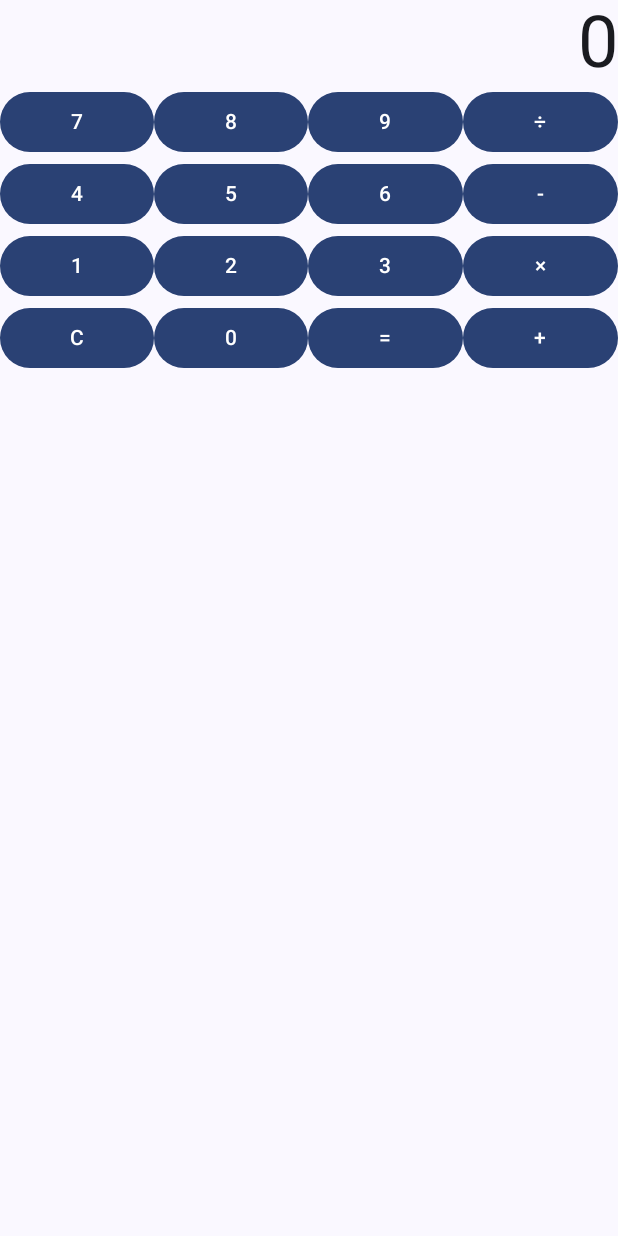
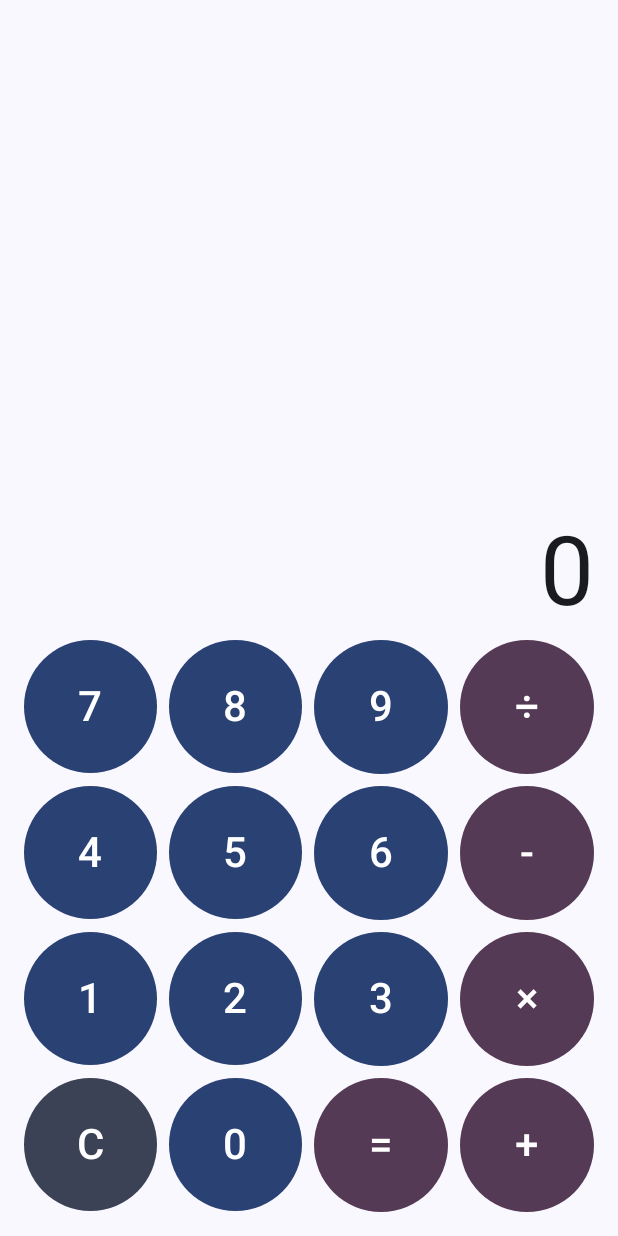
Before and after one commit to mariusz-przeczek/calculator, an Android app built with Jetpack Compose: the screen it shows after launch (MainActivity), on a phone screen of 412 x 824 dp. Run offline under Robolectric (Android 15) with nearby library versions, the phone set to English and light mode, and no system bars.

Commit message:
GUI adjustment: placement, padding, size and colours

```diff
--- a/app/src/main/java/io/github/mariuszprzeczek/calculator/CalculatorScreen.kt
+++ b/app/src/main/java/io/github/mariuszprzeczek/calculator/CalculatorScreen.kt
@@ -1,15 +1,23 @@
 package io.github.mariuszprzeczek.calculator
 
+import androidx.compose.foundation.layout.Arrangement
 import androidx.compose.foundation.layout.Column
 import androidx.compose.foundation.layout.Row
+import androidx.compose.foundation.layout.aspectRatio
+import androidx.compose.foundation.layout.fillMaxSize
 import androidx.compose.foundation.layout.fillMaxWidth
+import androidx.compose.foundation.layout.padding
 import androidx.compose.material3.Button
+import androidx.compose.material3.ButtonDefaults
+import androidx.compose.material3.MaterialTheme
 import androidx.compose.material3.Text
 import androidx.compose.runtime.Composable
 import androidx.compose.ui.Alignment
 import androidx.compose.ui.Modifier
+import androidx.compose.ui.graphics.Color
 import androidx.compose.ui.text.style.TextAlign
 import androidx.compose.ui.tooling.preview.Preview
+import androidx.compose.ui.unit.dp
 import androidx.compose.ui.unit.sp
 import androidx.lifecycle.viewmodel.compose.viewModel
 import io.github.mariuszprzeczek.calculator.ui.theme.CalculatorTheme
@@ -23,36 +31,105 @@ fun CalculatorDisplay(
     onClear: () -> Unit,
     modifier: Modifier = Modifier
 ) {
-    Column(modifier = modifier, horizontalAlignment = Alignment.CenterHorizontally) {
+    Column(
+        modifier = modifier
+            .fillMaxSize()
+            .padding(16.dp),
+        horizontalAlignment = Alignment.CenterHorizontally,
+        verticalArrangement = Arrangement.spacedBy(8.dp, Alignment.Bottom)
+    ) {
         Text(
-            fontSize = 48.sp,
+            fontSize = 64.sp,
             textAlign = TextAlign.End,
             modifier = Modifier.fillMaxWidth(),
-            text = state.display
+            text = state.display,
+            maxLines = 1
         )
-        Row {
-            CalcButton("7", { onDigit(7) }, Modifier.weight(1f))
-            CalcButton("8", { onDigit(8) }, Modifier.weight(1f))
-            CalcButton("9", { onDigit(9) }, Modifier.weight(1f))
-            CalcButton("÷", { onOperator('/') }, Modifier.weight(1f))
+        Row(horizontalArrangement = Arrangement.spacedBy(8.dp)) {
+            CalcButton("7", { onDigit(7) }, Modifier
+                .weight(1f)
+                .aspectRatio(1f))
+            CalcButton("8", { onDigit(8) }, Modifier
+                .weight(1f)
+                .aspectRatio(1f))
+            CalcButton("9", { onDigit(9) }, Modifier
+                .weight(1f)
+                .aspectRatio(1f))
+            CalcButton(
+                "÷",
+                { onOperator('/') },
+                Modifier
+                    .weight(1f)
+                    .aspectRatio(1f),
+                MaterialTheme.colorScheme.tertiary
+            )
         }
-        Row {
-            CalcButton("4", { onDigit(4) }, Modifier.weight(1f))
-            CalcButton("5", { onDigit(5) }, Modifier.weight(1f))
-            CalcButton("6", { onDigit(6) }, Modifier.weight(1f))
-            CalcButton("-", { onOperator('-') }, Modifier.weight(1f))
+        Row(horizontalArrangement = Arrangement.spacedBy(8.dp)) {
+            CalcButton("4", { onDigit(4) }, Modifier
+                .weight(1f)
+                .aspectRatio(1f))
+            CalcButton("5", { onDigit(5) }, Modifier
+                .weight(1f)
+                .aspectRatio(1f))
+            CalcButton("6", { onDigit(6) }, Modifier
+                .weight(1f)
+                .aspectRatio(1f))
+            CalcButton(
+                "-",
+                { onOperator('-') },
+                Modifier
+                    .weight(1f)
+                    .aspectRatio(1f),
+                MaterialTheme.colorScheme.tertiary
+            )
         }
-        Row {
-            CalcButton("1", { onDigit(1) }, Modifier.weight(1f))
-            CalcButton("2", { onDigit(2) }, Modifier.weight(1f))
-            CalcButton("3", { onDigit(3) }, Modifier.weight(1f))
-            CalcButton("×", { onOperator('*') }, Modifier.weight(1f))
+        Row(horizontalArrangement = Arrangement.spacedBy(8.dp)) {
+            CalcButton("1", { onDigit(1) }, Modifier
+                .weight(1f)
+                .aspectRatio(1f))
+            CalcButton("2", { onDigit(2) }, Modifier
+                .weight(1f)
+                .aspectRatio(1f))
+            CalcButton("3", { onDigit(3) }, Modifier
+                .weight(1f)
+                .aspectRatio(1f))
+            CalcButton(
+                "×",
+                { onOperator('*') },
+                Modifier
+                    .weight(1f)
+                    .aspectRatio(1f),
+                MaterialTheme.colorScheme.tertiary
+            )
         }
-        Row {
-            CalcButton("C",  onClear, Modifier.weight(1f))
-            CalcButton("0", { onDigit(0) }, Modifier.weight(1f))
-            CalcButton("=", onEquals, Modifier.weight(1f))
-            CalcButton("+", { onOperator('+') }, Modifier.weight(1f))
+        Row(horizontalArrangement = Arrangement.spacedBy(8.dp)) {
+            CalcButton(
+                "C",
+                onClear,
+                Modifier
+                    .weight(1f)
+                    .aspectRatio(1f),
+                MaterialTheme.colorScheme.secondary
+            )
+            CalcButton("0", { onDigit(0) }, Modifier
+                .weight(1f)
+                .aspectRatio(1f))
+            CalcButton(
+                "=",
+                onEquals,
+                Modifier
+                    .weight(1f)
+                    .aspectRatio(1f),
+                MaterialTheme.colorScheme.tertiary
+            )
+            CalcButton(
+                "+",
+                { onOperator('+') },
+                Modifier
+                    .weight(1f)
+                    .aspectRatio(1f),
+                MaterialTheme.colorScheme.tertiary
+            )
         }
     }
 }
@@ -70,8 +147,17 @@ fun CalculatorScreen(modifier: Modifier = Modifier, viewModel: CalculatorViewMod
 }
 
 @Composable
-fun CalcButton(label: String, onClick: () -> Unit, modifier: Modifier = Modifier) {
-    Button(onClick = onClick, modifier = modifier) { Text(label) }
+fun CalcButton(
+    label: String,
+    onClick: () -> Unit,
+    modifier: Modifier = Modifier,
+    color: Color = MaterialTheme.colorScheme.primary
+) {
+    Button(
+        onClick = onClick,
+        modifier = modifier,
+        colors = ButtonDefaults.buttonColors(containerColor = color)
+    ) { Text(label, fontSize = 28.sp) }
 }
 
 @Preview(showBackground = true)
@@ -79,7 +165,7 @@ fun CalcButton(label: String, onClick: () -> Unit, modifier: Modifier = Modifier
 fun CalculatorScreenPreview() {
     CalculatorTheme {
         CalculatorDisplay(
-            state = CalculatorUiState(display = "123"),
+            state = CalculatorUiState(display = "123456789"),
             onDigit = {},
             onOperator = {},
             onEquals = {},
```
